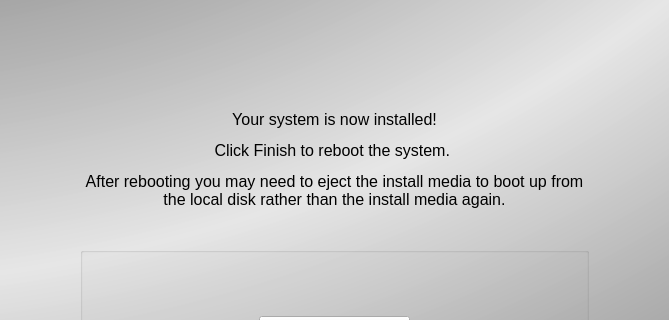
Before: the Qt Designer form src-qt5/pc-installgui/installer.ui in trueos/trueos-utils-qt5, drawn with Qt 5; both pictures show x 123 to 792 and y 108 to 428 of the 914 by 769 pixel window.
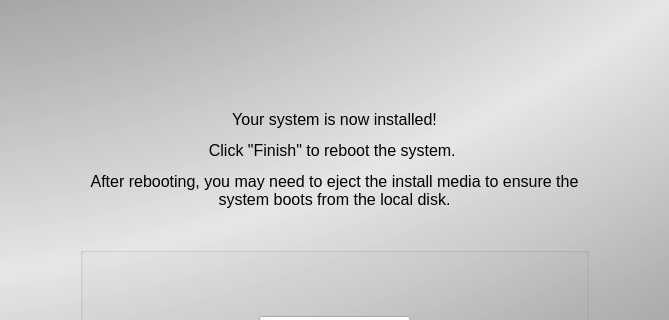
After: the same form once the commit is applied. The open tabs and pages were chosen to show the change. Icons and pictures are not drawn.

Commit message: update text in install finished screen in installgui

The edit to the form file:
```diff
--- a/src-qt5/pc-installgui/installer.ui
+++ b/src-qt5/pc-installgui/installer.ui
@@ -1544,7 +1544,7 @@
            <string notr="true">background: transparent;</string>
           </property>
           <property name="text">
-           <string>&lt;html&gt;&lt;head/&gt;&lt;body&gt;&lt;p&gt;Your system is now installed!&lt;/p&gt;&lt;p&gt;Click Finish to reboot the system. &lt;/p&gt;&lt;p&gt;After rebooting you may need to eject the install media to boot up from the local disk rather than the install media again.&lt;/p&gt;&lt;/body&gt;&lt;/html&gt;</string>
+           <string>&lt;html&gt;&lt;head/&gt;&lt;body&gt;&lt;p&gt;Your system is now installed!&lt;/p&gt;&lt;p&gt;Click &amp;quot;Finish&amp;quot; to reboot the system. &lt;/p&gt;&lt;p&gt;After rebooting, you may need to eject the install media to ensure the system boots from the local disk.&lt;/p&gt;&lt;/body&gt;&lt;/html&gt;</string>
           </property>
           <property name="alignment">
            <set>Qt::AlignCenter</set>
```
Left out of the diff: 10 changed lines with no effect on the pictures.
